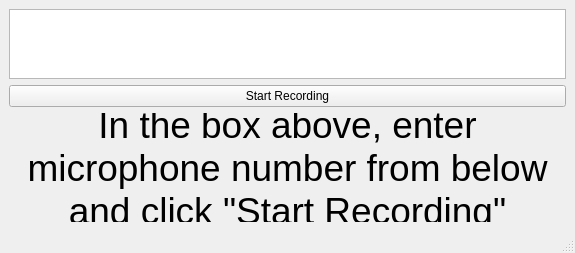
This is src/gui/main_window.ui in meichthys/sword_drill as Qt 5 draws it before an edit. The edited form follows.
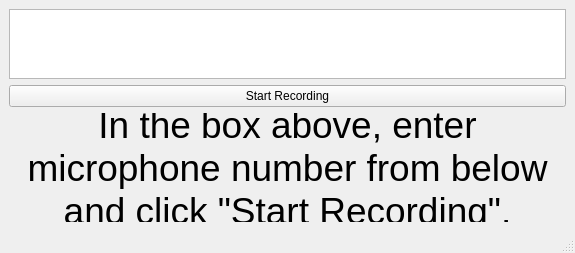
This is the edited form.

What changed in the file:
```diff
--- a/src/gui/main_window.ui
+++ b/src/gui/main_window.ui
@@ -33,7 +33,7 @@
        </font>
       </property>
       <property name="text">
-       <string>In the box above, enter microphone number from below and click &quot;Start Recording&quot;</string>
+       <string>In the box above, enter microphone number from below and click &quot;Start Recording&quot;.</string>
       </property>
       <property name="textFormat">
        <enum>Qt::PlainText</enum>
```
